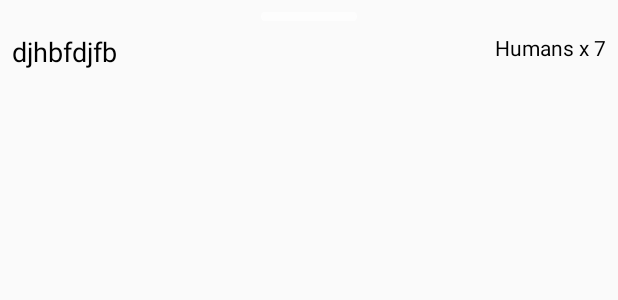
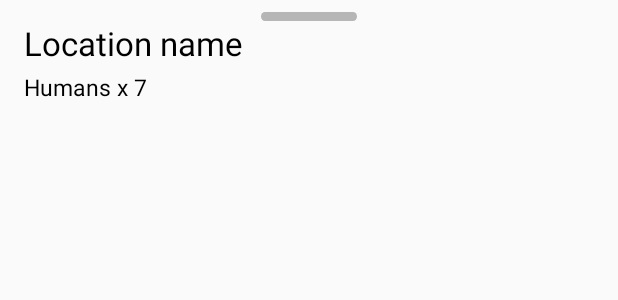
Before and after one commit to oothp/iss, an Android app: the layout view_people.xml on its own in the app's theme, with its tools: preview values and no code run, on a phone screen of 412 x 824 dp. Shown: the top 300 px of the screen. Run offline under Robolectric (Android 15) with nearby library versions, the phone set to English and light mode, and no system bars.

Commit message:
ppl container ui

```diff
--- a/app/src/main/java/com/mig/iss/view/MainActivity.kt
+++ b/app/src/main/java/com/mig/iss/view/MainActivity.kt
@@ -127,11 +127,12 @@ class MainActivity : AppCompatActivity(), OnMapReadyCallback, GoogleMap.OnMarker
         viewModel.territory.bindAndFire {
 //            peopleViewBinding.territoryLabel.text = it?.let { territory ->
                 Log.e("====>>", "territory: $it")
+            peopleViewBinding.countryLabel.text = it
 //                resources.getString(R.string.currently).plus(territory)
 //            } ?: ""
         }
 
-        viewModel.country.bindAndFire { peopleViewBinding.countryLabel.text = it }
+//        viewModel.country.bindAndFire { peopleViewBinding.countryLabel.text = it }
         viewModel.humanCount.bindAndFire { peopleViewBinding.headCountLabel.text = String.format(getString(R.string.humans), it) }
         // endregion
 
@@ -187,7 +188,7 @@ class MainActivity : AppCompatActivity(), OnMapReadyCallback, GoogleMap.OnMarker
 
     override fun onMapReady(gmap: GoogleMap) {
         map = gmap
-        map?.setMapStyle(MapStyleOptions.loadRawResourceStyle(this, Const.MAP_STYLE_NIGHT))
+        map?.setMapStyle(MapStyleOptions.loadRawResourceStyle(this, Const.MAP_STYLE_AUBERGINE))
         map?.setOnMarkerClickListener(this)
         map?.uiSettings?.isMapToolbarEnabled = true
         map?.uiSettings?.isCompassEnabled = true
--- a/app/src/main/java/com/mig/iss/viewmodel/MainViewModel.kt
+++ b/app/src/main/java/com/mig/iss/viewmodel/MainViewModel.kt
@@ -28,7 +28,7 @@ class MainViewModel : ViewModel(), MainActivityViewModel {
     }
 
     var territory: Dynamic<String?> = Dynamic(null)
-    var country: Dynamic<String> = Dynamic("")
+//    var country: Dynamic<String> = Dynamic("")
     var humanCount: Dynamic<String> = Dynamic("")
 
     //===
@@ -92,7 +92,7 @@ class MainViewModel : ViewModel(), MainActivityViewModel {
             } else {
                 Log.e("=====>>", "TERRITORY no value")
                 territory.value = null
-                country.value = ""
+//                country.value = ""
             }
         }
     }
@@ -103,7 +103,7 @@ class MainViewModel : ViewModel(), MainActivityViewModel {
 
         val addressLine = addresses[0].getAddressLine(0)
 
-        country.value = addresses[0].countryName ?: addressLine
+//        country.value = addresses[0].countryName ?: addressLine
 
         val countryName: String = addresses[0].countryName ?: ""
 
--- a/app/src/main/res/drawable/bg_people.xml
+++ b/app/src/main/res/drawable/bg_people.xml
@@ -6,11 +6,11 @@
     <!--        android:endColor="#12000000"-->
     <!--        android:startColor="#12000000"-->
     <!--        android:useLevel="true" />-->
-    <solid android:color="#C3A3A3A3" />
+    <solid android:color="#F3F3F3" />
 
     <corners
         android:bottomLeftRadius="0dp"
         android:bottomRightRadius='0dp'
-        android:topLeftRadius="4dp"
-        android:topRightRadius="4dp" />
+        android:topLeftRadius="8dp"
+        android:topRightRadius="8dp" />
 </shape>
--- a/app/src/main/res/drawable/vector_handle.xml
+++ b/app/src/main/res/drawable/vector_handle.xml
@@ -5,7 +5,7 @@
     android:viewportWidth="72"
     android:viewportHeight="6">
     <path
-        android:fillColor="#FFFFFF"
+        android:fillColor="#A3A3A3"
         android:fillType="evenOdd"
         android:pathData="M3,0L69,0A3,3 0,0 1,72 3L72,3A3,3 0,0 1,69 6L3,6A3,3 0,0 1,0 3L0,3A3,3 0,0 1,3 0z"
         android:strokeWidth="1"
--- a/app/src/main/res/layout/activity_main.xml
+++ b/app/src/main/res/layout/activity_main.xml
@@ -59,9 +59,8 @@
         <FrameLayout
             android:id="@+id/people_container"
             android:layout_width="0dp"
+            android:elevation="4dp"
             android:layout_height="wrap_content"
-            android:layout_marginStart="@dimen/margin_half"
-            android:layout_marginEnd="@dimen/margin_half"
             android:background="@drawable/bg_people"
             android:visibility="gone"
             app:layout_constraintBottom_toBottomOf="parent"
--- a/app/src/main/res/layout/view_item_person.xml
+++ b/app/src/main/res/layout/view_item_person.xml
@@ -22,7 +22,7 @@
             android:layout_width="wrap_content"
             android:layout_height="wrap_content"
             android:text="@{item.name}"
-            android:textColor="@android:color/white"
+            android:textColor="#232323"
             android:textSize="16sp"
             app:layout_constraintBottom_toBottomOf="parent"
             app:layout_constraintEnd_toStartOf="@+id/craft"
@@ -36,7 +36,7 @@
             android:layout_width="wrap_content"
             android:layout_height="wrap_content"
             android:text="@{item.craft}"
-            android:textColor="@android:color/white"
+            android:textColor="#232323"
             android:textSize="16sp"
             app:layout_constraintBottom_toBottomOf="parent"
             app:layout_constraintEnd_toEndOf="parent"
--- a/app/src/main/res/layout/view_people.xml
+++ b/app/src/main/res/layout/view_people.xml
@@ -9,7 +9,9 @@
         android:layout_width="match_parent"
         android:layout_height="match_parent"
         android:clipChildren="false"
-        android:clipToPadding="false">
+        android:clipToPadding="false"
+        android:paddingStart="@dimen/margin_default"
+        android:paddingEnd="@dimen/margin_default">
 
         <androidx.constraintlayout.widget.Guideline
             android:id="@+id/guideline"
@@ -23,7 +25,7 @@
             android:layout_width="match_parent"
             android:layout_height="wrap_content"
             android:contentDescription="@string/handle"
-            android:padding="@dimen/margin_half"
+            android:paddingTop="@dimen/margin_half"
             android:src="@drawable/vector_handle"
             app:layout_constraintBottom_toTopOf="@+id/countryLabel"
             app:layout_constraintEnd_toEndOf="parent"
@@ -35,31 +37,28 @@
             android:id="@+id/countryLabel"
             android:layout_width="0dp"
             android:layout_height="0dp"
-            android:gravity="start|top"
+            android:ellipsize="end"
             android:maxLines="1"
-            android:paddingStart="@dimen/margin_half"
-            android:paddingEnd="@dimen/margin_half"
-            android:textColor="#FFFFFF"
-            android:textSize="18sp"
-            app:layout_constraintBottom_toTopOf="@+id/guideline"
-            app:layout_constraintEnd_toStartOf="@+id/headCountLabel"
+            android:textColor="#232323"
+            android:textSize="22sp"
+            app:layout_constraintBottom_toTopOf="@+id/headCountLabel"
+            app:layout_constraintEnd_toEndOf="parent"
             app:layout_constraintStart_toStartOf="parent"
             app:layout_constraintTop_toBottomOf="@+id/handle"
-            tools:text="djhbfdjfb"
+            tools:text="Location name"
             tools:textColor="#000" />
 
         <TextView
             android:id="@+id/headCountLabel"
             android:layout_width="0dp"
             android:layout_height="0dp"
-            android:gravity="end|top"
-            android:paddingStart="@dimen/margin_half"
-            android:paddingEnd="@dimen/margin_half"
-            android:textColor="#FFFFFF"
+            android:gravity="top"
+            android:textColor="#232323"
+            android:textSize="15sp"
             app:layout_constraintBottom_toTopOf="@+id/guideline"
             app:layout_constraintEnd_toEndOf="parent"
-            app:layout_constraintStart_toEndOf="@+id/countryLabel"
-            app:layout_constraintTop_toBottomOf="@+id/handle"
+            app:layout_constraintStart_toStartOf="parent"
+            app:layout_constraintTop_toBottomOf="@+id/countryLabel"
             tools:text="Humans x 7"
             tools:textColor="#000" />
 
@@ -70,9 +69,7 @@
             android:clipChildren="false"
             android:clipToPadding="false"
             android:overScrollMode="never"
-            android:paddingStart="@dimen/margin_default"
             android:paddingTop="@dimen/margin_half"
-            android:paddingEnd="@dimen/margin_default"
             android:paddingBottom="@dimen/margin_default"
             app:layout_constraintBottom_toBottomOf="parent"
             app:layout_constraintEnd_toEndOf="parent"
```
